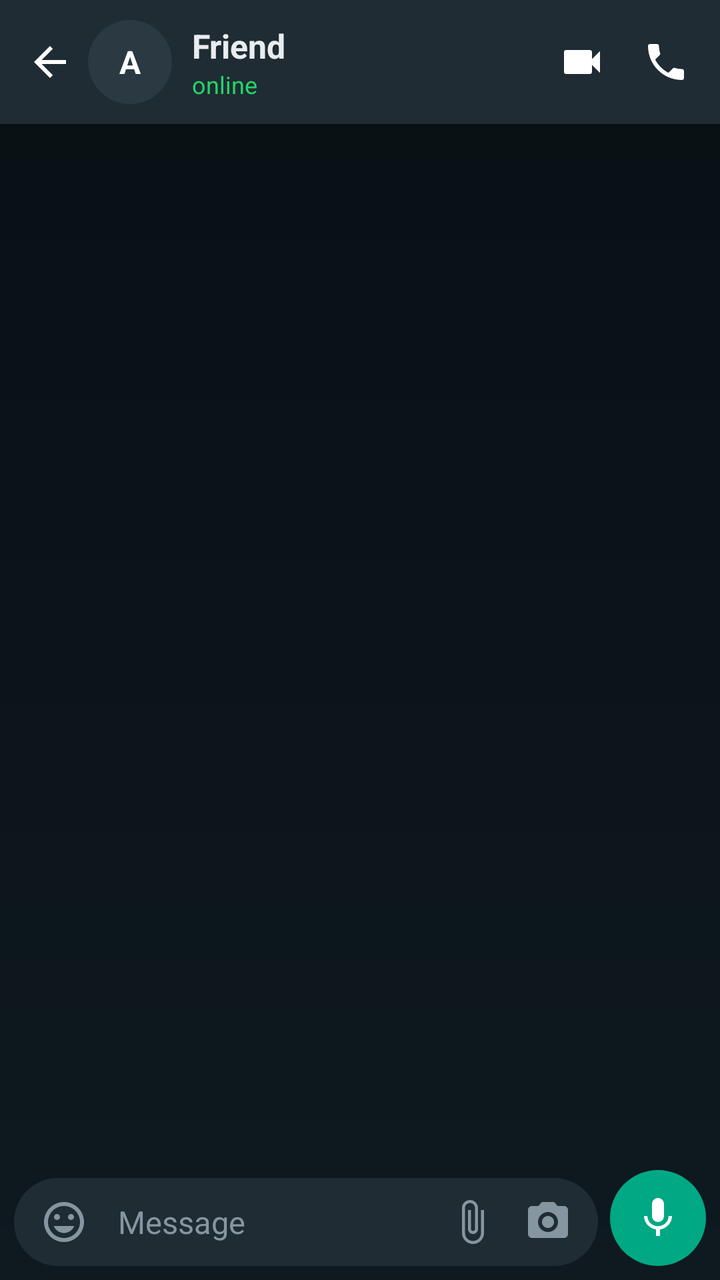
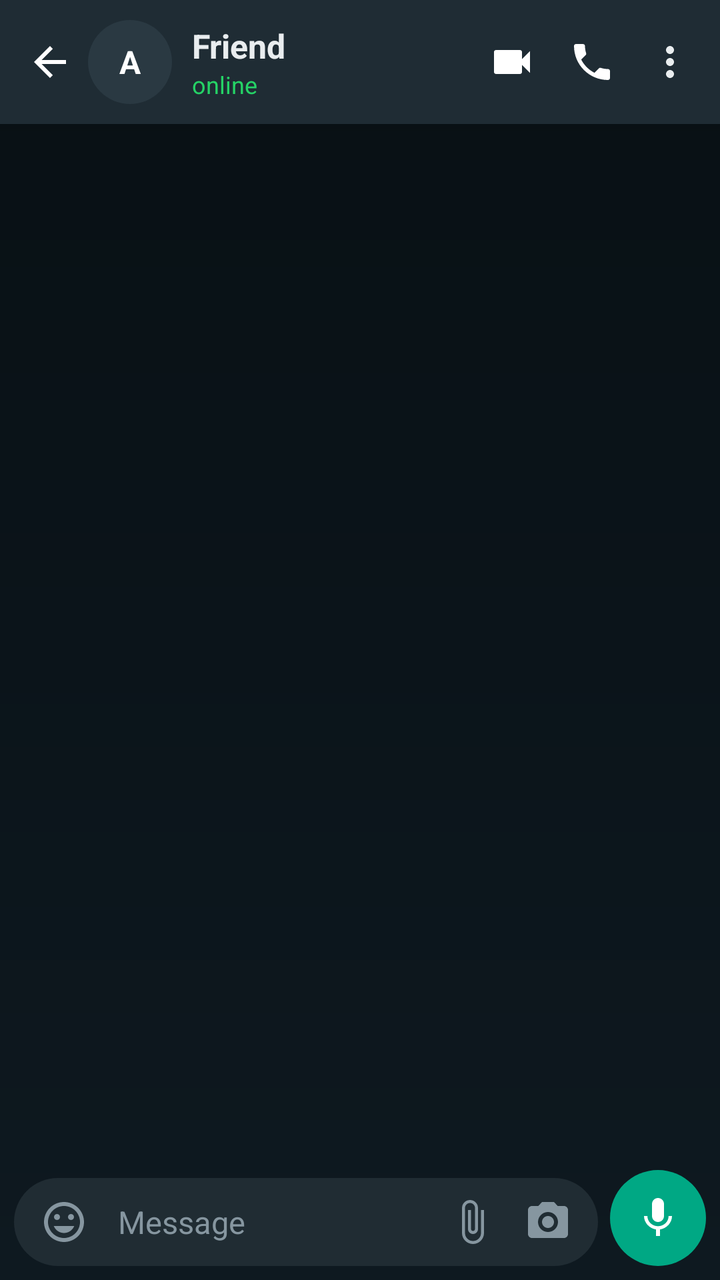

The first picture is an Android layout as it rendered before a commit; the second is the same layout after the commit. The layout source and the unified diff follow.
<!-- AndroidManifest.xml: application theme Theme.MaterialComponents.DayNight.NoActionBar -->
<!-- res/layout/activity_chat.xml -->
<?xml version="1.0" encoding="utf-8"?>
<FrameLayout xmlns:android="http://schemas.android.com/apk/res/android"
    xmlns:app="http://schemas.android.com/apk/res-auto"
    android:layout_width="match_parent"
    android:layout_height="match_parent"
    android:background="@drawable/bg_wa_chat_bg">

    <LinearLayout android:layout_width="match_parent" android:layout_height="match_parent" android:orientation="vertical">

        <LinearLayout android:layout_width="match_parent" android:layout_height="62dp" android:background="#1F2C34" android:gravity="center_vertical" android:paddingHorizontal="6dp" android:elevation="4dp">
            <ImageButton android:id="@+id/btnBack" android:layout_width="38dp" android:layout_height="38dp" android:background="?attr/selectableItemBackgroundBorderless" android:src="@drawable/ic_back" />
            <FrameLayout android:layout_width="42dp" android:layout_height="42dp">
                <TextView android:id="@+id/tvChatAvatar" android:layout_width="match_parent" android:layout_height="match_parent" android:background="@drawable/bg_wa_circle_gray" android:gravity="center" android:text="A" android:textColor="#FFFFFF" android:textSize="16sp" android:textStyle="bold" />
                <com.google.android.material.imageview.ShapeableImageView android:id="@+id/ivChatAvatar" android:layout_width="match_parent" android:layout_height="match_parent" android:scaleType="centerCrop" android:visibility="gone" app:shapeAppearanceOverlay="@style/CircleImage" />
                <View android:id="@+id/viewChatOnline" android:layout_width="11dp" android:layout_height="11dp" android:layout_gravity="bottom|end" android:background="@drawable/bg_wa_online_dot" android:visibility="gone" />
            </FrameLayout>
            <LinearLayout android:layout_width="0dp" android:layout_height="wrap_content" android:layout_marginStart="10dp" android:layout_weight="1" android:orientation="vertical">
                <TextView android:id="@+id/tvChatName" android:layout_width="wrap_content" android:layout_height="wrap_content" android:ellipsize="end" android:maxLines="1" android:text="Friend" android:textColor="#E9EDEF" android:textSize="16.5sp" android:textStyle="bold" />
                <TextView android:id="@+id/tvChatStatus" android:layout_width="wrap_content" android:layout_height="wrap_content" android:text="online" android:textColor="#25D366" android:textSize="12sp" />
            </LinearLayout>
            <ImageButton android:id="@+id/btnVideoCall" android:layout_width="42dp" android:layout_height="42dp" android:background="?attr/selectableItemBackgroundBorderless" android:src="@drawable/ic_videocam" />
            <ImageButton android:id="@+id/btnAudioCall" android:layout_width="42dp" android:layout_height="42dp" android:background="?attr/selectableItemBackgroundBorderless" android:src="@drawable/ic_calls" />
        </LinearLayout>

        <androidx.recyclerview.widget.RecyclerView android:id="@+id/rvMessages" android:layout_width="match_parent" android:layout_height="0dp" android:layout_weight="1" android:paddingVertical="8dp" />

        <LinearLayout android:id="@+id/replyPreviewLayout" android:layout_width="match_parent" android:layout_height="wrap_content" android:layout_marginHorizontal="8dp" android:background="@drawable/bg_wa_reply_bar" android:gravity="center_vertical" android:paddingStart="12dp" android:paddingEnd="8dp" android:paddingVertical="8dp" android:visibility="gone">
            <LinearLayout android:layout_width="0dp" android:layout_height="wrap_content" android:layout_weight="1" android:orientation="vertical">
                <TextView android:id="@+id/tvReplySender" android:layout_width="wrap_content" android:layout_height="wrap_content" android:textColor="#25D366" android:textSize="12sp" android:textStyle="bold" />
                <TextView android:id="@+id/tvReplyText" android:layout_width="wrap_content" android:layout_height="wrap_content" android:ellipsize="end" android:maxLines="1" android:textColor="#B0BEC5" android:textSize="13sp" />
            </LinearLayout>
            <ImageButton android:id="@+id/btnCancelReply" android:layout_width="30dp" android:layout_height="30dp" android:background="?attr/selectableItemBackgroundBorderless" android:src="@drawable/ic_close" />
        </LinearLayout>

        <LinearLayout android:id="@+id/recordingBar" android:layout_width="match_parent" android:layout_height="52dp" android:layout_margin="8dp" android:background="@drawable/bg_wa_input" android:gravity="center_vertical" android:paddingHorizontal="14dp" android:visibility="gone">
            <TextView android:id="@+id/tvRecordTime" android:layout_width="0dp" android:layout_height="wrap_content" android:layout_weight="1" android:text="🔴 Recording 00:00" android:textColor="#EF4444" android:textSize="14sp" android:textStyle="bold" />
            <Button android:id="@+id/btnCancelRecord" android:layout_width="wrap_content" android:layout_height="36dp" android:backgroundTint="#2A3942" android:text="Cancel" android:textColor="#FFFFFF" android:textSize="12sp" />
            <Button android:id="@+id/btnSendRecord" android:layout_width="wrap_content" android:layout_height="36dp" android:layout_marginStart="8dp" android:backgroundTint="#00A884" android:text="Send" android:textColor="#FFFFFF" android:textSize="12sp" />
        </LinearLayout>

        <LinearLayout android:id="@+id/inputRowLayout" android:layout_width="match_parent" android:layout_height="wrap_content" android:gravity="bottom" android:padding="7dp">
            <LinearLayout android:layout_width="0dp" android:layout_height="wrap_content" android:layout_weight="1" android:background="@drawable/bg_wa_input" android:gravity="center_vertical" android:paddingHorizontal="6dp" android:paddingVertical="3dp">
                <ImageButton android:id="@+id/btnEmoji" android:layout_width="38dp" android:layout_height="38dp" android:background="?attr/selectableItemBackgroundBorderless" android:src="@drawable/ic_emoji" />
                <EditText android:id="@+id/etMessage" android:layout_width="0dp" android:layout_height="wrap_content" android:layout_weight="1" android:background="@null" android:hint="Message" android:maxLines="4" android:padding="8dp" android:textColor="#E9EDEF" android:textColorHint="#8696A0" android:textSize="15.5sp" />
                <ImageButton android:id="@+id/btnAttach" android:layout_width="38dp" android:layout_height="38dp" android:background="?attr/selectableItemBackgroundBorderless" android:src="@drawable/ic_attach" />
                <ImageButton android:id="@+id/btnCamQuick" android:layout_width="38dp" android:layout_height="38dp" android:background="?attr/selectableItemBackgroundBorderless" android:src="@drawable/ic_camera" app:tint="#8696A0" />
            </LinearLayout>
            <ImageButton android:id="@+id/btnSendOrMic" android:layout_width="48dp" android:layout_height="48dp" android:layout_marginStart="6dp" android:background="@drawable/bg_wa_circle_green" android:src="@drawable/ic_mic" />
        </LinearLayout>
    </LinearLayout>

    
    <FrameLayout android:id="@+id/incomingOverlay" android:layout_width="match_parent" android:layout_height="match_parent" android:background="@drawable/bg_wa_call_bg" android:visibility="gone">
        <LinearLayout android:layout_width="match_parent" android:layout_height="match_parent" android:gravity="center_horizontal" android:orientation="vertical" android:paddingTop="84dp">
            <TextView android:layout_width="wrap_content" android:layout_height="wrap_content" android:text="🔒 End-to-end encrypted" android:textColor="#8696A0" android:textSize="12sp" />
            <TextView android:id="@+id/tvCallerName" android:layout_width="wrap_content" android:layout_height="wrap_content" android:layout_marginTop="12dp" android:textColor="#FFFFFF" android:textSize="28sp" android:textStyle="bold" />
            <TextView android:id="@+id/tvCallType" android:layout_width="wrap_content" android:layout_height="wrap_content" android:layout_marginTop="6dp" android:text="WhatsApp voice call" android:textColor="#25D366" android:textSize="14.5sp" />

            <ImageView
                android:layout_width="136dp"
                android:layout_height="136dp"
                android:layout_marginTop="52dp"
                android:background="@drawable/bg_wa_circle_gray"
                android:padding="32dp"
                android:src="@drawable/ic_person" />

            <View android:layout_width="match_parent" android:layout_height="0dp" android:layout_weight="1" />

            <LinearLayout android:layout_width="match_parent" android:layout_height="wrap_content" android:layout_marginBottom="56dp" android:gravity="center">
                <LinearLayout android:layout_width="wrap_content" android:layout_height="wrap_content" android:gravity="center" android:orientation="vertical">
                    <ImageButton android:id="@+id/btnRejectCall" android:layout_width="68dp" android:layout_height="68dp" android:background="@drawable/bg_wa_circle_green" android:backgroundTint="#EF4444" android:src="@drawable/ic_call_end" />
                    <TextView android:layout_width="wrap_content" android:layout_height="wrap_content" android:layout_marginTop="8dp" android:text="Decline" android:textColor="#E9EDEF" android:textSize="13sp" />
                </LinearLayout>
                <LinearLayout android:layout_width="wrap_content" android:layout_height="wrap_content" android:layout_marginStart="84dp" android:gravity="center" android:orientation="vertical">
                    <ImageButton android:id="@+id/btnAcceptCall" android:layout_width="68dp" android:layout_height="68dp" android:background="@drawable/bg_wa_circle_green" android:backgroundTint="#25D366" android:src="@drawable/ic_calls" />
                    <TextView android:layout_width="wrap_content" android:layout_height="wrap_content" android:layout_marginTop="8dp" android:text="Accept" android:textColor="#E9EDEF" android:textSize="13sp" />
                </LinearLayout>
            </LinearLayout>
        </LinearLayout>
    </FrameLayout>

    
    <FrameLayout android:id="@+id/callOverlay" android:layout_width="match_parent" android:layout_height="match_parent" android:background="@drawable/bg_wa_call_bg" android:visibility="gone">
        <org.webrtc.SurfaceViewRenderer android:id="@+id/remoteVideoView" android:layout_width="match_parent" android:layout_height="match_parent" />

        <LinearLayout android:id="@+id/audioCallAvatarBox" android:layout_width="wrap_content" android:layout_height="wrap_content" android:layout_gravity="center" android:gravity="center" android:orientation="vertical" android:visibility="gone">
            <ImageView
                android:layout_width="144dp"
                android:layout_height="144dp"
                android:background="@drawable/bg_wa_circle_gray"
                android:padding="34dp"
                android:src="@drawable/ic_person" />
        </LinearLayout>

        <org.webrtc.SurfaceViewRenderer android:id="@+id/localVideoView" android:layout_width="match_parent" android:layout_height="match_parent" />

        
        <LinearLayout android:id="@+id/callTopBar" android:layout_width="match_parent" android:layout_height="96dp" android:background="@drawable/bg_wa_top_gradient" android:gravity="center_vertical" android:paddingHorizontal="16dp">
            <ImageButton android:id="@+id/btnMinimize" android:layout_width="42dp" android:layout_height="42dp" android:background="?attr/selectableItemBackgroundBorderless" android:src="@drawable/ic_minimize" />
            <LinearLayout android:layout_width="0dp" android:layout_height="wrap_content" android:layout_weight="1" android:gravity="center" android:orientation="vertical">
                <TextView android:layout_width="wrap_content" android:layout_height="wrap_content" android:text="🔒 End-to-end encrypted" android:textColor="#B0BEC5" android:textSize="11sp" />
                <TextView android:id="@+id/tvActiveTarget" android:layout_width="wrap_content" android:layout_height="wrap_content" android:layout_marginTop="2dp" android:textColor="#FFFFFF" android:textSize="20sp" android:textStyle="bold" />
                <TextView android:id="@+id/tvCallTimer" android:layout_width="wrap_content" android:layout_height="wrap_content" android:text="Calling..." android:textColor="#D9FDD3" android:textSize="13.5sp" />
            </LinearLayout>
            <View android:layout_width="42dp" android:layout_height="42dp" />
        </LinearLayout>

        <ImageButton android:id="@+id/btnMaximize" android:layout_width="36dp" android:layout_height="36dp" android:layout_gravity="top|end" android:layout_margin="8dp" android:background="@drawable/bg_wa_circle_gray" android:src="@drawable/ic_minimize" android:visibility="gone" />

        
        <LinearLayout
            android:id="@+id/callBottomBar"
            android:layout_width="match_parent"
            android:layout_height="wrap_content"
            android:layout_gravity="bottom"
            android:background="@drawable/bg_wa_call_bottom_sheet"
            android:gravity="center_horizontal"
            android:orientation="vertical"
            android:paddingTop="10dp"
            android:paddingBottom="26dp">

            <View
                android:layout_width="36dp"
                android:layout_height="4dp"
                android:layout_marginBottom="16dp"
                android:background="@drawable/bg_wa_handle" />

            <LinearLayout
                android:layout_width="match_parent"
                android:layout_height="wrap_content"
                android:gravity="center"
                android:paddingHorizontal="12dp">

                <ImageButton android:id="@+id/btnSpeaker" android:layout_width="48dp" android:layout_height="48dp" android:background="@drawable/bg_wa_circle_gray" android:src="@drawable/ic_volume" />
                <ImageButton android:id="@+id/btnCam" android:layout_width="48dp" android:layout_height="48dp" android:layout_marginStart="12dp" android:background="@drawable/bg_wa_circle_gray" android:src="@drawable/ic_videocam" />
                <ImageButton android:id="@+id/btnSwitchCam" android:layout_width="48dp" android:layout_height="48dp" android:layout_marginStart="12dp" android:background="@drawable/bg_wa_circle_gray" android:src="@drawable/ic_flip_cam" />
                <ImageButton android:id="@+id/btnScreenShare" android:layout_width="48dp" android:layout_height="48dp" android:layout_marginStart="12dp" android:background="@drawable/bg_wa_circle_gray" android:src="@drawable/ic_screen_share" />
                <ImageButton android:id="@+id/btnMic" android:layout_width="48dp" android:layout_height="48dp" android:layout_marginStart="12dp" android:background="@drawable/bg_wa_circle_gray" android:src="@drawable/ic_mic" />
                <ImageButton android:id="@+id/btnHangup" android:layout_width="52dp" android:layout_height="52dp" android:layout_marginStart="14dp" android:background="@drawable/bg_wa_circle_green" android:backgroundTint="#FF3B30" android:src="@drawable/ic_call_end" />
            </LinearLayout>
        </LinearLayout>
    </FrameLayout>
</FrameLayout>
<!-- resources referenced by this layout -->
<resources>
  <!-- drawable bg_wa_call_bg (drawable) -->
  <?xml version="1.0" encoding="utf-8"?>
  <shape xmlns:android="http://schemas.android.com/apk/res/android">
      <gradient android:angle="270" android:startColor="#0B141A" android:centerColor="#102329" android:endColor="#0B141A" />
  </shape>
  <!-- drawable bg_wa_call_bottom_sheet (drawable) -->
  <?xml version="1.0" encoding="utf-8"?>
  <shape xmlns:android="http://schemas.android.com/apk/res/android">
      <solid android:color="#E61B242A" />
      <corners android:topLeftRadius="26dp" android:topRightRadius="26dp" />
  </shape>
  <!-- drawable bg_wa_chat_bg (drawable) -->
  <?xml version="1.0" encoding="utf-8"?>
  <shape xmlns:android="http://schemas.android.com/apk/res/android">
      <gradient android:angle="270" android:startColor="#081014" android:centerColor="#0B141A" android:endColor="#0E1920" />
  </shape>
  <!-- drawable bg_wa_circle_gray (drawable) -->
  <?xml version="1.0" encoding="utf-8"?>
  <shape xmlns:android="http://schemas.android.com/apk/res/android" android:shape="oval">
      <solid android:color="#2A3942" />
  </shape>
  <!-- drawable bg_wa_circle_green (drawable) -->
  <?xml version="1.0" encoding="utf-8"?>
  <shape xmlns:android="http://schemas.android.com/apk/res/android" android:shape="oval">
      <solid android:color="#00A884" />
  </shape>
  <!-- drawable bg_wa_handle (drawable) -->
  <?xml version="1.0" encoding="utf-8"?>
  <shape xmlns:android="http://schemas.android.com/apk/res/android">
      <solid android:color="#4DFFFFFF" />
      <corners android:radius="4dp" />
  </shape>
  <!-- drawable bg_wa_input (drawable) -->
  <?xml version="1.0" encoding="utf-8"?>
  <shape xmlns:android="http://schemas.android.com/apk/res/android">
      <solid android:color="#202C33" />
      <corners android:radius="24dp" />
  </shape>
  <!-- drawable bg_wa_online_dot (drawable) -->
  <?xml version="1.0" encoding="utf-8"?>
  <shape xmlns:android="http://schemas.android.com/apk/res/android" android:shape="oval">
      <solid android:color="#00A884" />
      <stroke android:width="2dp" android:color="#0B141A" />
  </shape>
  <!-- drawable bg_wa_top_gradient (drawable) -->
  <?xml version="1.0" encoding="utf-8"?>
  <shape xmlns:android="http://schemas.android.com/apk/res/android">
      <gradient android:angle="270" android:startColor="#B3000000" android:endColor="#00000000" />
  </shape>
  <!-- drawable ic_back (drawable) -->
  <vector xmlns:android="http://schemas.android.com/apk/res/android" android:width="24dp" android:height="24dp" android:viewportWidth="24" android:viewportHeight="24">
      <path android:fillColor="#FFFFFF" android:pathData="M20,11H7.83l5.59,-5.59L12,4l-8,8 8,8 1.41,-1.41L7.83,13H20v-2z"/>
  </vector>
  <!-- drawable ic_close (drawable) -->
  <vector xmlns:android="http://schemas.android.com/apk/res/android" android:width="24dp" android:height="24dp" android:viewportWidth="24" android:viewportHeight="24">
      <path android:fillColor="#FFFFFF" android:pathData="M19,6.41L17.59,5 12,10.59 6.41,5 5,6.41 10.59,12 5,17.59 6.41,19 12,13.41 17.59,19 19,17.59 13.41,12z"/>
  </vector>
  <!-- drawable ic_minimize (drawable) -->
  <vector xmlns:android="http://schemas.android.com/apk/res/android" android:width="24dp" android:height="24dp" android:viewportWidth="24" android:viewportHeight="24">
      <path android:fillColor="#FFFFFF" android:pathData="M5,16h3v3h2v-5H5v2zM8,8H5v2h5V5H8v3zM14,19h2v-3h3v-2h-5v5zM16,8V5h-2v5h5V8h-3z"/>
  </vector>
  <style name="CircleImage">
          <item name="cornerFamily">rounded</item>
          <item name="cornerSize">50%</item>
      </style>
  <!-- unchanged entries left out for length: 12 -->
</resources>

<!-- the commit's change to res/layout/activity_chat.xml (unified diff, before → after) -->
@@ -18,11 +18,23 @@
                 <TextView android:id="@+id/tvChatName" android:layout_width="wrap_content" android:layout_height="wrap_content" android:ellipsize="end" android:maxLines="1" android:text="Friend" android:textColor="#E9EDEF" android:textSize="16.5sp" android:textStyle="bold" />
                 <TextView android:id="@+id/tvChatStatus" android:layout_width="wrap_content" android:layout_height="wrap_content" android:text="online" android:textColor="#25D366" android:textSize="12sp" />
             </LinearLayout>
-            <ImageButton android:id="@+id/btnVideoCall" android:layout_width="42dp" android:layout_height="42dp" android:background="?attr/selectableItemBackgroundBorderless" android:src="@drawable/ic_videocam" />
-            <ImageButton android:id="@+id/btnAudioCall" android:layout_width="42dp" android:layout_height="42dp" android:background="?attr/selectableItemBackgroundBorderless" android:src="@drawable/ic_calls" />
+            <ImageButton android:id="@+id/btnVideoCall" android:layout_width="40dp" android:layout_height="40dp" android:background="?attr/selectableItemBackgroundBorderless" android:src="@drawable/ic_videocam" />
+            <ImageButton android:id="@+id/btnAudioCall" android:layout_width="40dp" android:layout_height="40dp" android:background="?attr/selectableItemBackgroundBorderless" android:src="@drawable/ic_calls" />
+            <ImageButton android:id="@+id/btnChatMore" android:layout_width="38dp" android:layout_height="38dp" android:background="?attr/selectableItemBackgroundBorderless" android:src="@drawable/ic_more" />
         </LinearLayout>
 
-        <androidx.recyclerview.widget.RecyclerView android:id="@+id/rvMessages" android:layout_width="match_parent" android:layout_height="0dp" android:layout_weight="1" android:paddingVertical="8dp" />
+        
+        <LinearLayout android:id="@+id/chatSearchBar" android:layout_width="match_parent" android:layout_height="48dp" android:background="#182229" android:gravity="center_vertical" android:paddingHorizontal="12dp" android:visibility="gone">
+            <EditText android:id="@+id/etChatSearch" android:layout_width="0dp" android:layout_height="36dp" android:layout_weight="1" android:background="@drawable/bg_wa_input" android:hint="Search messages..." android:paddingHorizontal="14dp" android:textColor="#E9EDEF" android:textColorHint="#8696A0" android:textSize="14sp" />
+            <ImageButton android:id="@+id/btnCloseChatSearch" android:layout_width="36dp" android:layout_height="36dp" android:layout_marginStart="6dp" android:background="?attr/selectableItemBackgroundBorderless" android:src="@drawable/ic_close" />
+        </LinearLayout>
+
+        <FrameLayout android:id="@+id/chatWallContainer" android:layout_width="match_parent" android:layout_height="0dp" android:layout_weight="1">
+            <ImageView android:id="@+id/ivChatWallpaper" android:layout_width="match_parent" android:layout_height="match_parent" android:scaleType="centerCrop" android:alpha="0.45" android:visibility="gone" />
+            <androidx.recyclerview.widget.RecyclerView android:id="@+id/rvMessages" android:layout_width="match_parent" android:layout_height="match_parent" android:paddingVertical="8dp" />
+        </FrameLayout>
+
+        <TextView android:id="@+id/blockedBanner" android:layout_width="match_parent" android:layout_height="44dp" android:background="#1F2C34" android:gravity="center" android:text="You blocked this contact. Tap to unblock." android:textColor="#EF4444" android:textSize="13.5sp" android:textStyle="bold" android:visibility="gone" />
 
         <LinearLayout android:id="@+id/replyPreviewLayout" android:layout_width="match_parent" android:layout_height="wrap_content" android:layout_marginHorizontal="8dp" android:background="@drawable/bg_wa_reply_bar" android:gravity="center_vertical" android:paddingStart="12dp" android:paddingEnd="8dp" android:paddingVertical="8dp" android:visibility="gone">
             <LinearLayout android:layout_width="0dp" android:layout_height="wrap_content" android:layout_weight="1" android:orientation="vertical">
@@ -49,23 +61,13 @@
         </LinearLayout>
     </LinearLayout>
 
-    
     <FrameLayout android:id="@+id/incomingOverlay" android:layout_width="match_parent" android:layout_height="match_parent" android:background="@drawable/bg_wa_call_bg" android:visibility="gone">
         <LinearLayout android:layout_width="match_parent" android:layout_height="match_parent" android:gravity="center_horizontal" android:orientation="vertical" android:paddingTop="84dp">
             <TextView android:layout_width="wrap_content" android:layout_height="wrap_content" android:text="🔒 End-to-end encrypted" android:textColor="#8696A0" android:textSize="12sp" />
             <TextView android:id="@+id/tvCallerName" android:layout_width="wrap_content" android:layout_height="wrap_content" android:layout_marginTop="12dp" android:textColor="#FFFFFF" android:textSize="28sp" android:textStyle="bold" />
             <TextView android:id="@+id/tvCallType" android:layout_width="wrap_content" android:layout_height="wrap_content" android:layout_marginTop="6dp" android:text="WhatsApp voice call" android:textColor="#25D366" android:textSize="14.5sp" />
-
-            <ImageView
-                android:layout_width="136dp"
-                android:layout_height="136dp"
-                android:layout_marginTop="52dp"
-                android:background="@drawable/bg_wa_circle_gray"
-                android:padding="32dp"
-                android:src="@drawable/ic_person" />
-
+            <ImageView android:layout_width="136dp" android:layout_height="136dp" android:layout_marginTop="52dp" android:background="@drawable/bg_wa_circle_gray" android:padding="32dp" android:src="@drawable/ic_person" />
             <View android:layout_width="match_parent" android:layout_height="0dp" android:layout_weight="1" />
-
             <LinearLayout android:layout_width="match_parent" android:layout_height="wrap_content" android:layout_marginBottom="56dp" android:gravity="center">
                 <LinearLayout android:layout_width="wrap_content" android:layout_height="wrap_content" android:gravity="center" android:orientation="vertical">
                     <ImageButton android:id="@+id/btnRejectCall" android:layout_width="68dp" android:layout_height="68dp" android:background="@drawable/bg_wa_circle_green" android:backgroundTint="#EF4444" android:src="@drawable/ic_call_end" />
@@ -79,22 +81,13 @@
         </LinearLayout>
     </FrameLayout>
 
-    
     <FrameLayout android:id="@+id/callOverlay" android:layout_width="match_parent" android:layout_height="match_parent" android:background="@drawable/bg_wa_call_bg" android:visibility="gone">
         <org.webrtc.SurfaceViewRenderer android:id="@+id/remoteVideoView" android:layout_width="match_parent" android:layout_height="match_parent" />
-
         <LinearLayout android:id="@+id/audioCallAvatarBox" android:layout_width="wrap_content" android:layout_height="wrap_content" android:layout_gravity="center" android:gravity="center" android:orientation="vertical" android:visibility="gone">
-            <ImageView
-                android:layout_width="144dp"
-                android:layout_height="144dp"
-                android:background="@drawable/bg_wa_circle_gray"
-                android:padding="34dp"
-                android:src="@drawable/ic_person" />
+            <ImageView android:layout_width="144dp" android:layout_height="144dp" android:background="@drawable/bg_wa_circle_gray" android:padding="34dp" android:src="@drawable/ic_person" />
         </LinearLayout>
-
         <org.webrtc.SurfaceViewRenderer android:id="@+id/localVideoView" android:layout_width="match_parent" android:layout_height="match_parent" />
 
-        
         <LinearLayout android:id="@+id/callTopBar" android:layout_width="match_parent" android:layout_height="96dp" android:background="@drawable/bg_wa_top_gradient" android:gravity="center_vertical" android:paddingHorizontal="16dp">
             <ImageButton android:id="@+id/btnMinimize" android:layout_width="42dp" android:layout_height="42dp" android:background="?attr/selectableItemBackgroundBorderless" android:src="@drawable/ic_minimize" />
             <LinearLayout android:layout_width="0dp" android:layout_height="wrap_content" android:layout_weight="1" android:gravity="center" android:orientation="vertical">
@@ -107,30 +100,9 @@
 
         <ImageButton android:id="@+id/btnMaximize" android:layout_width="36dp" android:layout_height="36dp" android:layout_gravity="top|end" android:layout_margin="8dp" android:background="@drawable/bg_wa_circle_gray" android:src="@drawable/ic_minimize" android:visibility="gone" />
 
-        
-        <LinearLayout
-            android:id="@+id/callBottomBar"
-            android:layout_width="match_parent"
-            android:layout_height="wrap_content"
-            android:layout_gravity="bottom"
-            android:background="@drawable/bg_wa_call_bottom_sheet"
-            android:gravity="center_horizontal"
-            android:orientation="vertical"
-            android:paddingTop="10dp"
-            android:paddingBottom="26dp">
-
-            <View
-                android:layout_width="36dp"
-                android:layout_height="4dp"
-                android:layout_marginBottom="16dp"
-                android:background="@drawable/bg_wa_handle" />
-
-            <LinearLayout
-                android:layout_width="match_parent"
-                android:layout_height="wrap_content"
-                android:gravity="center"
-                android:paddingHorizontal="12dp">
-
+        <LinearLayout android:id="@+id/callBottomBar" android:layout_width="match_parent" android:layout_height="wrap_content" android:layout_gravity="bottom" android:background="@drawable/bg_wa_call_bottom_sheet" android:gravity="center_horizontal" android:orientation="vertical" android:paddingTop="10dp" android:paddingBottom="26dp">
+            <View android:layout_width="36dp" android:layout_height="4dp" android:layout_marginBottom="16dp" android:background="@drawable/bg_wa_handle" />
+            <LinearLayout android:layout_width="match_parent" android:layout_height="wrap_content" android:gravity="center" android:paddingHorizontal="12dp">
                 <ImageButton android:id="@+id/btnSpeaker" android:layout_width="48dp" android:layout_height="48dp" android:background="@drawable/bg_wa_circle_gray" android:src="@drawable/ic_volume" />
                 <ImageButton android:id="@+id/btnCam" android:layout_width="48dp" android:layout_height="48dp" android:layout_marginStart="12dp" android:background="@drawable/bg_wa_circle_gray" android:src="@drawable/ic_videocam" />
                 <ImageButton android:id="@+id/btnSwitchCam" android:layout_width="48dp" android:layout_height="48dp" android:layout_marginStart="12dp" android:background="@drawable/bg_wa_circle_gray" android:src="@drawable/ic_flip_cam" />
<!-- resource entries referenced after the edit -->
@@ -61,6 +61,10 @@
   <vector xmlns:android="http://schemas.android.com/apk/res/android" android:width="24dp" android:height="24dp" android:viewportWidth="24" android:viewportHeight="24">
       <path android:fillColor="#FFFFFF" android:pathData="M5,16h3v3h2v-5H5v2zM8,8H5v2h5V5H8v3zM14,19h2v-3h3v-2h-5v5zM16,8V5h-2v5h5V8h-3z"/>
   </vector>
+  <!-- drawable ic_more (drawable) -->
+  <vector xmlns:android="http://schemas.android.com/apk/res/android" android:width="24dp" android:height="24dp" android:viewportWidth="24" android:viewportHeight="24">
+      <path android:fillColor="#E9EDEF" android:pathData="M12,8c1.1,0 2,-0.9 2,-2s-0.9,-2 -2,-2 -2,0.9 -2,2 0.9,2 2,2zM12,10c-1.1,0 -2,0.9 -2,2s0.9,2 2,2 2,-0.9 2,-2 -0.9,-2 -2,-2zM12,16c-1.1,0 -2,0.9 -2,2s0.9,2 2,2 2,-0.9 2,-2 -0.9,-2 -2,-2z"/>
+  </vector>
   <style name="CircleImage">
           <item name="cornerFamily">rounded</item>
           <item name="cornerSize">50%</item>
